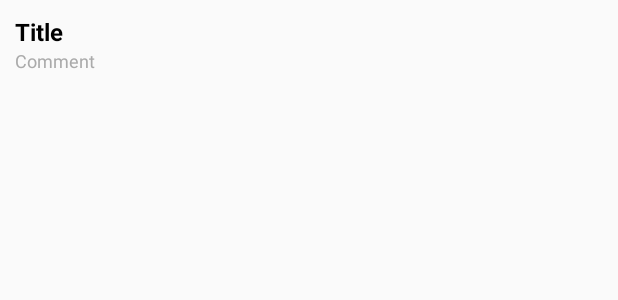
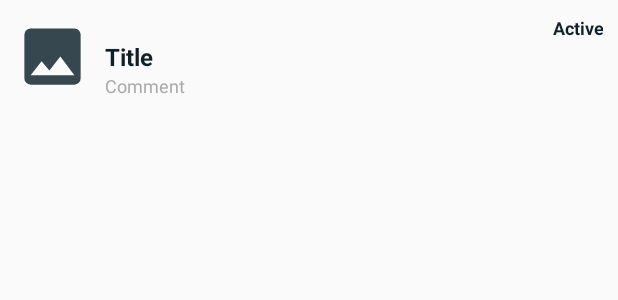
Before and after one commit to janaco/TaskManager, an Android app: the layout item_task.xml on its own in the app's theme, with its tools: preview values and no code run, on a phone screen of 412 x 824 dp. Shown: the top 300 px of the screen. Run offline under Robolectric (Android 15) with nearby library versions, the phone set to English and light mode, and no system bars.

Commit message:
Task Item UI

```diff
--- a/app/src/main/java/com/nandy/taskmanager/adapter/TasksAdapter.java
+++ b/app/src/main/java/com/nandy/taskmanager/adapter/TasksAdapter.java
@@ -8,8 +8,10 @@ import android.view.LayoutInflater;
 import android.view.View;
 import android.view.ViewGroup;
 import android.widget.ArrayAdapter;
+import android.widget.ImageView;
 import android.widget.TextView;
 
+import com.bumptech.glide.Glide;
 import com.nandy.taskmanager.R;
 import com.nandy.taskmanager.model.Task;
 
@@ -43,6 +45,8 @@ public class TasksAdapter extends ArrayAdapter<Task> {
         if (task != null) {
             viewHolder.setTitle(task.getTitle());
             viewHolder.setComment(task.getDescription());
+            viewHolder.setStatus(task.getStatus().name());
+//            viewHolder.loadImage(task.getImage());
         }
 
 
@@ -52,9 +56,13 @@ public class TasksAdapter extends ArrayAdapter<Task> {
 
     static class ViewHolder {
 
+        @BindView(R.id.task_image)
+        ImageView imageTask;
+        @BindView(R.id.txt_status)
+        TextView textViewStatus;
         @BindView(R.id.txt_title)
         TextView textViewTitle;
-        @BindView(R.id.txt_comment)
+        @BindView(R.id.txt_description)
         TextView textViewComment;
 
         ViewHolder(View view) {
@@ -68,5 +76,15 @@ public class TasksAdapter extends ArrayAdapter<Task> {
         void setComment(String comment) {
             textViewComment.setText(comment);
         }
+
+        void setStatus(String status){
+            textViewStatus.setText(status);
+        }
+
+        void loadImage(String image){
+            Glide.with(imageTask.getContext())
+                    .load(image)
+                    .into(imageTask);
+        }
     }
 }
--- /dev/null
+++ b/app/src/main/res/drawable/ic_image.xml
@@ -0,0 +1,7 @@
+<vector xmlns:android="http://schemas.android.com/apk/res/android"
+    android:height="24dp"
+    android:width="24dp"
+    android:viewportWidth="24"
+    android:viewportHeight="24">
+    <path android:fillColor="#37474f" android:pathData="M8.5,13.5L11,16.5L14.5,12L19,18H5M21,19V5C21,3.89 20.1,3 19,3H5A2,2 0 0,0 3,5V19A2,2 0 0,0 5,21H19A2,2 0 0,0 21,19Z" />
+</vector>
--- a/app/src/main/res/layout/item_task.xml
+++ b/app/src/main/res/layout/item_task.xml
@@ -1,26 +1,61 @@
 <?xml version="1.0" encoding="utf-8"?>
-<LinearLayout android:orientation="vertical"
-    android:padding="10dp"
-    xmlns:android="http://schemas.android.com/apk/res/android"
+<RelativeLayout xmlns:android="http://schemas.android.com/apk/res/android"
+    xmlns:app="http://schemas.android.com/apk/res-auto"
+    xmlns:tools="http://schemas.android.com/tools"
     android:layout_width="match_parent"
     android:layout_height="wrap_content"
-    xmlns:tools="http://schemas.android.com/tools">
+    android:orientation="vertical"
+    android:padding="10dp">
+
+
+    <ImageView
+        android:id="@+id/task_image"
+        android:layout_width="50dp"
+        android:layout_height="50dp"
+        android:layout_centerVertical="true"
+        android:layout_marginRight="10dp"
+        android:layout_marginEnd="10dp"
+        app:srcCompat="@drawable/ic_image" />
+
+
 
     <TextView
+        android:id="@+id/txt_status"
+        android:layout_alignParentTop="true"
+        android:layout_alignParentEnd="true"
+        android:layout_alignParentRight="true"
+        android:layout_width="wrap_content"
+        android:gravity="end"
+        android:layout_height="wrap_content"
+        android:textColor="@color/secondaryDarkColor"
+        android:layout_toRightOf="@+id/task_image"
+        android:layout_toEndOf="@+id/task_image"
+        android:textSize="12sp"
+        android:textStyle="bold"
+        tools:text="Active" />
+
+
+    <TextView
+        android:id="@+id/txt_title"
+        android:layout_below="@+id/txt_status"
         android:layout_width="match_parent"
         android:layout_height="wrap_content"
-        android:id="@+id/txt_title"
-        tools:text="Title"
-        android:textColor="@android:color/black"
+        android:textColor="@color/secondaryDarkColor"
+        android:layout_toRightOf="@+id/task_image"
+        android:layout_toEndOf="@+id/task_image"
         android:textSize="16sp"
-        android:textStyle="bold"/>
+        android:textStyle="bold"
+        tools:text="Title" />
 
     <TextView
+        android:id="@+id/txt_description"
         android:layout_width="match_parent"
+        android:layout_below="@+id/txt_title"
+        android:layout_alignStart="@+id/txt_title"
+        android:layout_alignLeft="@+id/txt_title"
         android:layout_height="wrap_content"
-        android:id="@+id/txt_comment"
-        tools:text="Comment"
         android:textColor="@android:color/darker_gray"
-        android:textSize="12sp"/>
+        android:textSize="12sp"
+        tools:text="Comment" />
 
-</LinearLayout>
+</RelativeLayout>
```
